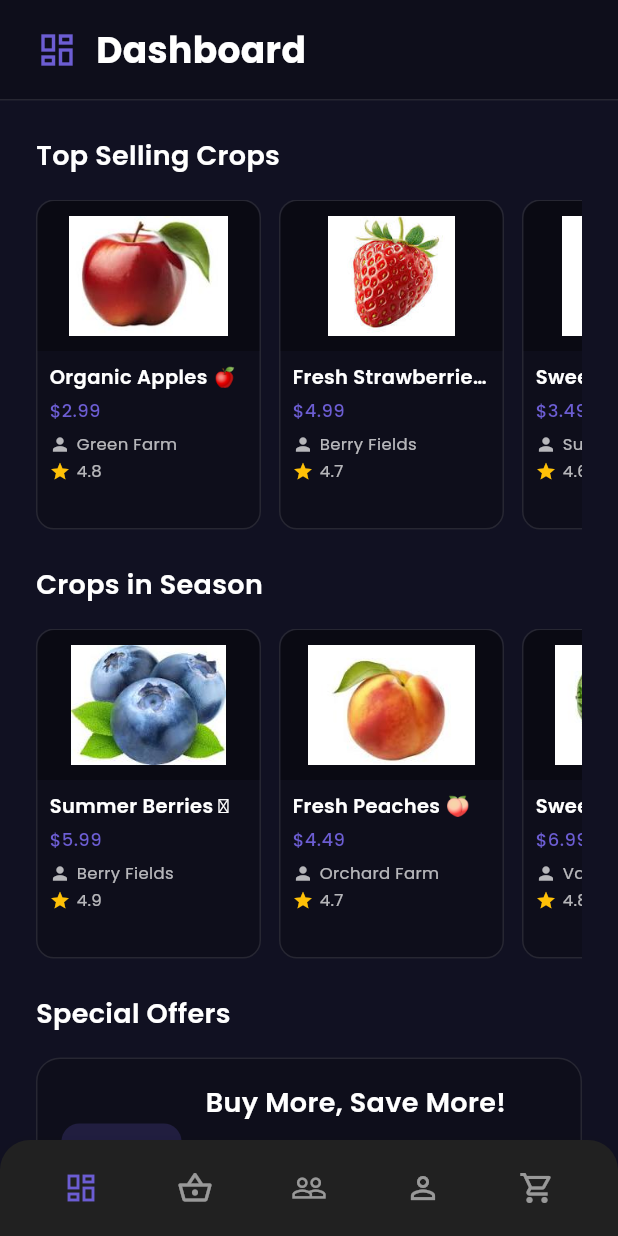
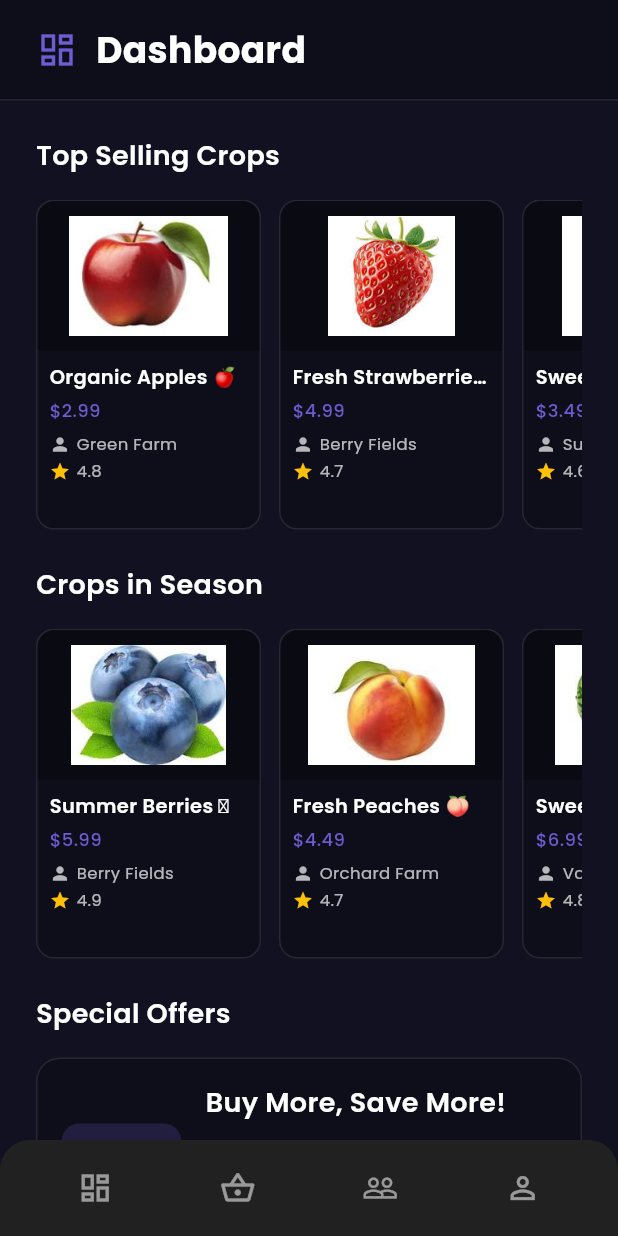
Before and after one commit to Im-bad-at-coding-bruhh/BlinkConnect-Agr, a Flutter app: the screen it shows after launch, after a tap on "Google", after a tap on the "dashboard" icon, on a phone screen of 412 x 824 dp. Run offline on Flutter 3.47's test engine with Material 3 defaults, Android fonts, the phone set to English and light mode, and no system bars; our stand-ins replace device_preview, font_awesome_flutter, google_fonts, image_picker, shared_preferences.

Commit message:
first commit

```diff
--- a/lib/Pages/buyer_dashboard.dart
+++ b/lib/Pages/buyer_dashboard.dart
@@ -7,7 +7,6 @@ import 'profile_screen.dart';
 import 'theme_provider.dart';
 import 'dart:async';
 import '/Services/cart_service.dart' as cart_service;
-import 'cart_screen.dart';
 
 class BuyerDashboardScreen extends StatefulWidget {
   final bool isFarmer;
@@ -85,18 +84,6 @@ class _BuyerDashboardScreenState extends State<BuyerDashboardScreen> {
               isFarmer: widget.isFarmer,
               isVerified: widget.isVerified,
               initialIndex: 3,
-            ),
-          ),
-        );
-        break;
-      case 4: // Cart
-        Navigator.pushReplacement(
-          context,
-          MaterialPageRoute(
-            builder: (context) => CartScreen(
-              isFarmer: widget.isFarmer,
-              isVerified: widget.isVerified,
-              initialIndex: 4,
             ),
           ),
         );
@@ -220,7 +207,6 @@ class _BuyerDashboardScreenState extends State<BuyerDashboardScreen> {
           _buildNavItem(1, Icons.shopping_basket_rounded, 'Marketplace'),
           _buildNavItem(2, Icons.people_rounded, 'Community'),
           _buildNavItem(3, Icons.person_rounded, 'Profile'),
-          _buildNavItem(4, Icons.shopping_cart_rounded, 'Cart'),
         ],
       ),
     );
@@ -276,7 +262,6 @@ class _BuyerDashboardScreenState extends State<BuyerDashboardScreen> {
   }
 
   Widget _buildBottomBar(bool isDarkMode) {
-    final cartService = Provider.of<cart_service.CartService>(context);
     return Container(
       decoration: BoxDecoration(
         color: isDarkMode ? Colors.grey[900] : Colors.white,
@@ -295,92 +280,77 @@ class _BuyerDashboardScreenState extends State<BuyerDashboardScreen> {
             mainAxisAlignment: MainAxisAlignment.spaceAround,
             children: [
               IconButton(
-                onPressed: () => _onItemTapped(0),
+                onPressed: () {
+                  Navigator.pushReplacement(
+                    context,
+                    MaterialPageRoute(
+                      builder: (context) => BuyerDashboardScreen(
+                        isFarmer: widget.isFarmer,
+                        isVerified: widget.isVerified,
+                        initialIndex: 0,
+                      ),
+                    ),
+                  );
+                },
                 icon: Icon(
                   Icons.dashboard_outlined,
-                  color: _selectedIndex == 0
-                      ? const Color(0xFF6C5DD3)
-                      : isDarkMode
-                          ? Colors.white54
-                          : Colors.grey[400],
+                  color: isDarkMode ? Colors.white54 : Colors.grey[400],
                   size: 24,
                 ),
               ),
               IconButton(
-                onPressed: () => _onItemTapped(1),
+                onPressed: () {
+                  Navigator.pushReplacement(
+                    context,
+                    MaterialPageRoute(
+                      builder: (context) => MarketplaceScreen(
+                        isFarmer: widget.isFarmer,
+                        isVerified: widget.isVerified,
+                      ),
+                    ),
+                  );
+                },
                 icon: Icon(
                   Icons.shopping_basket_outlined,
-                  color: _selectedIndex == 1
-                      ? const Color(0xFF6C5DD3)
-                      : isDarkMode
-                          ? Colors.white54
-                          : Colors.grey[400],
+                  color: isDarkMode ? Colors.white54 : Colors.grey[400],
                   size: 24,
                 ),
               ),
               IconButton(
-                onPressed: () => _onItemTapped(2),
+                onPressed: () {
+                  Navigator.pushReplacement(
+                    context,
+                    MaterialPageRoute(
+                      builder: (context) => CommunityScreen(
+                        isFarmer: widget.isFarmer,
+                        isVerified: widget.isVerified,
+                      ),
+                    ),
+                  );
+                },
                 icon: Icon(
                   Icons.people_outline,
-                  color: _selectedIndex == 2
-                      ? const Color(0xFF6C5DD3)
-                      : isDarkMode
-                          ? Colors.white54
-                          : Colors.grey[400],
+                  color: isDarkMode ? Colors.white54 : Colors.grey[400],
                   size: 24,
                 ),
               ),
               IconButton(
-                onPressed: () => _onItemTapped(3),
+                onPressed: () {
+                  Navigator.pushReplacement(
+                    context,
+                    MaterialPageRoute(
+                      builder: (context) => ProfileScreen(
+                        isFarmer: widget.isFarmer,
+                        isVerified: widget.isVerified,
+                      ),
+                    ),
+                  );
+                },
                 icon: Icon(
                   Icons.person_outline,
-                  color: _selectedIndex == 3
-                      ? const Color(0xFF6C5DD3)
-                      : isDarkMode
-                          ? Colors.white54
-                          : Colors.grey[400],
+                  color: isDarkMode ? Colors.white54 : Colors.grey[400],
                   size: 24,
                 ),
-              ),
-              Stack(
-                children: [
-                  IconButton(
-                    onPressed: () => _onItemTapped(4),
-                    icon: Icon(
-                      Icons.shopping_cart_outlined,
-                      color: _selectedIndex == 4
-                          ? const Color(0xFF6C5DD3)
-                          : isDarkMode
-                              ? Colors.white54
-                              : Colors.grey[400],
-                      size: 24,
-                    ),
-                  ),
-                  if (cartService.items.isNotEmpty)
-                    Positioned(
-                      right: 0,
-                      top: 0,
-                      child: Container(
-                        padding: const EdgeInsets.all(4),
-                        decoration: BoxDecoration(
-                          color: Colors.red,
-                          borderRadius: BorderRadius.circular(10),
-                        ),
-                        constraints: const BoxConstraints(
-                          minWidth: 16,
-                          minHeight: 16,
-                        ),
-                        child: Text(
-                          '${cartService.items.length}',
-                          style: const TextStyle(
-                            color: Colors.white,
-                            fontSize: 10,
-                          ),
-                          textAlign: TextAlign.center,
-                        ),
-                      ),
-                    ),
-                ],
               ),
             ],
           ),
```
Also changed, not shown: lib/Pages/cart_screen.dart (+16 -15 lines).
